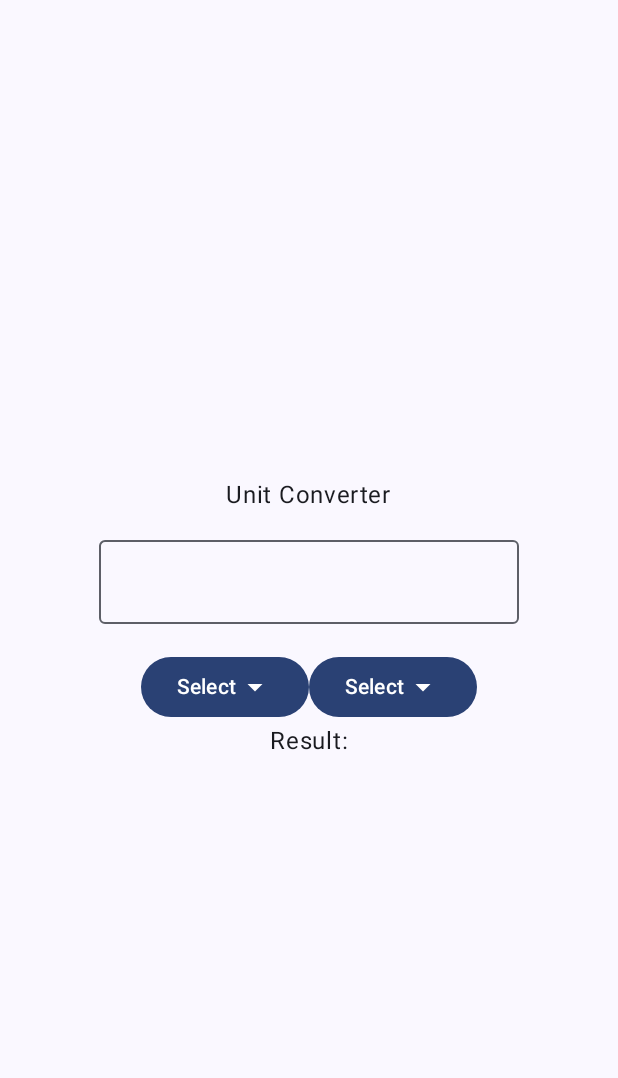
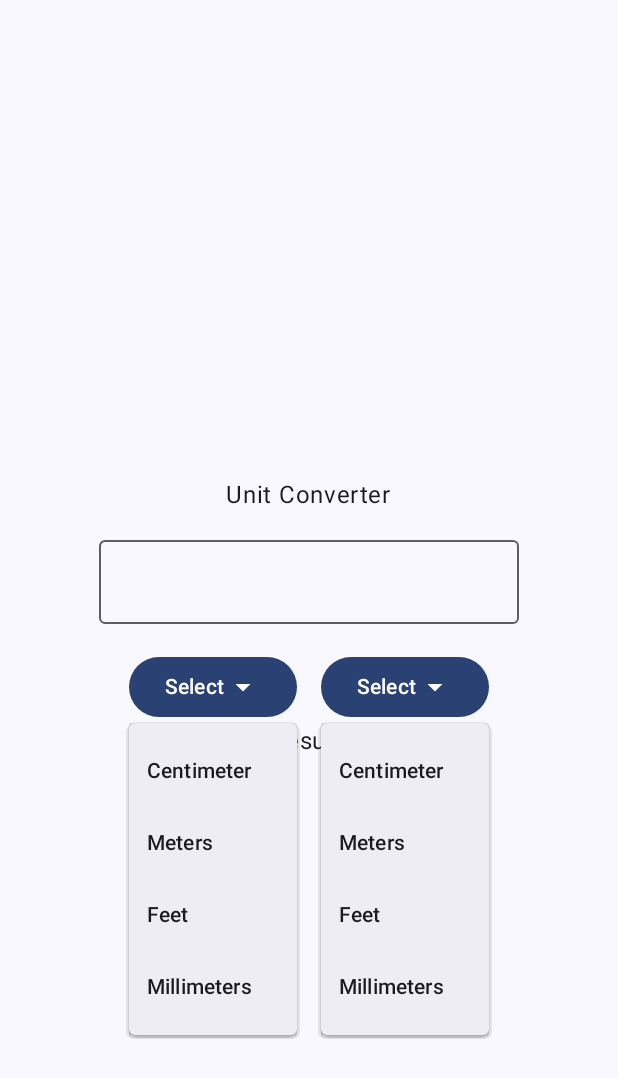
Before and after one commit to AtRealMasterLuke/Unit-Converter-App, an Android app built with Jetpack Compose: the screen it shows after launch (MainActivity), on a phone screen of 412 x 824 dp. Shown: the top 1078 px of the screen. Run offline under Robolectric (Android 15) with nearby library versions, the phone set to English and light mode, and no system bars.

Commit message:
Added DropdownMenu
Populated the dropdown menu

```diff
--- a/app/src/main/java/com/example/unitconverterapp/MainActivity.kt
+++ b/app/src/main/java/com/example/unitconverterapp/MainActivity.kt
@@ -10,9 +10,12 @@ import androidx.compose.foundation.layout.Row
 import androidx.compose.foundation.layout.Spacer
 import androidx.compose.foundation.layout.fillMaxSize
 import androidx.compose.foundation.layout.height
+import androidx.compose.foundation.layout.width
 import androidx.compose.material.icons.Icons
 import androidx.compose.material.icons.filled.ArrowDropDown
 import androidx.compose.material3.Button
+import androidx.compose.material3.DropdownMenu
+import androidx.compose.material3.DropdownMenuItem
 import androidx.compose.material3.Icon
 import androidx.compose.material3.MaterialTheme
 import androidx.compose.material3.OutlinedTextField
@@ -65,12 +68,25 @@ fun UnitConverter() {
                     Text(text = "Select")
                     Icon(Icons.Default.ArrowDropDown, contentDescription = "Drop Down Arrow")
                 }
+                DropdownMenu(expanded = true, onDismissRequest = { /*TODO*/ }) {
+                    DropdownMenuItem(text = { Text("Centimeter") }, onClick = { /*TODO*/ })
+                    DropdownMenuItem(text = { Text("Meters") }, onClick = { /*TODO*/ })
+                    DropdownMenuItem(text = { Text("Feet") }, onClick = { /*TODO*/ })
+                    DropdownMenuItem(text = { Text("Millimeters") }, onClick = { /*TODO*/ })
+                }
             }
+            Spacer(modifier = Modifier.width(16.dp))
             Box {
-Button(onClick = { /*TODO*/ }) {
-    Text(text = "Select")
-    Icon(Icons.Default.ArrowDropDown, contentDescription = "Drop Down Arrow")
-}
+                Button(onClick = { /*TODO*/ }) {
+                    Text(text = "Select")
+                    Icon(Icons.Default.ArrowDropDown, contentDescription = "Drop Down Arrow")
+                }
+                DropdownMenu(expanded = true, onDismissRequest = { /*TODO*/ }) {
+                    DropdownMenuItem(text = { Text("Centimeter") }, onClick = { /*TODO*/ })
+                    DropdownMenuItem(text = { Text("Meters") }, onClick = { /*TODO*/ })
+                    DropdownMenuItem(text = { Text("Feet") }, onClick = { /*TODO*/ })
+                    DropdownMenuItem(text = { Text("Millimeters") }, onClick = { /*TODO*/ })
+                }
 
             }
 
```
